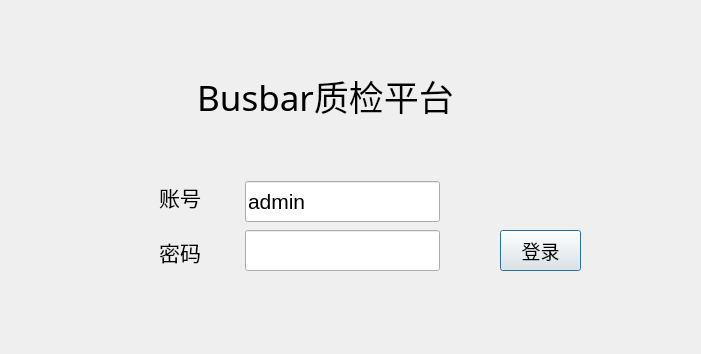
Above: qc-busbar/setups/users/usrlanddlg.ui from lukangming/ProductEvalTool before the change. Below: the same form after it.
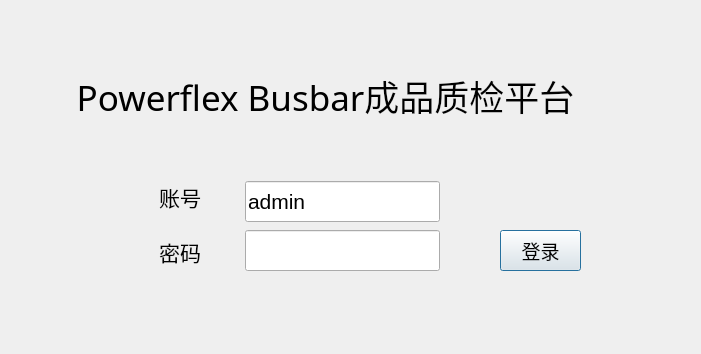
That is the form after the change.

The edit to the form file:
```diff
--- a/qc-busbar/setups/users/usrlanddlg.ui
+++ b/qc-busbar/setups/users/usrlanddlg.ui
@@ -179,7 +179,7 @@
     <string notr="true"/>
    </property>
    <property name="text">
-    <string>Busbar质检平台</string>
+    <string>Powerflex Busbar成品质检平台</string>
    </property>
    <property name="alignment">
     <set>Qt::AlignCenter</set>
```
